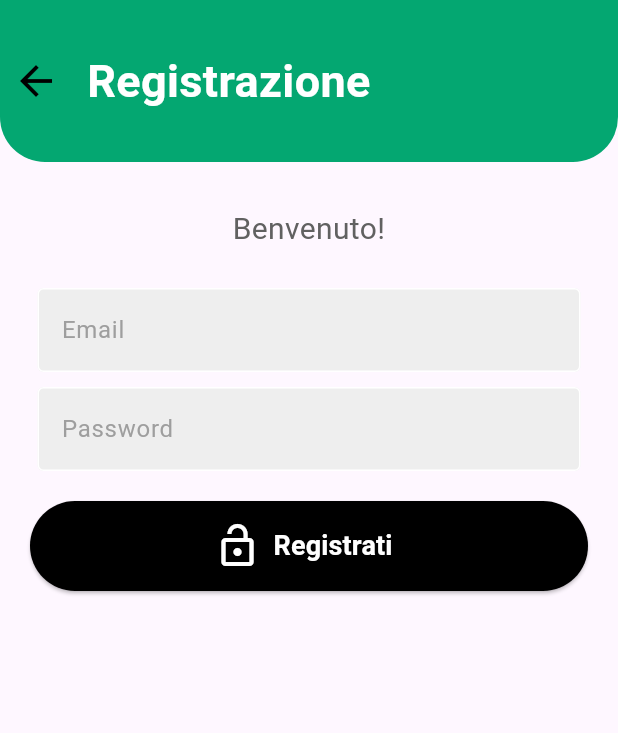
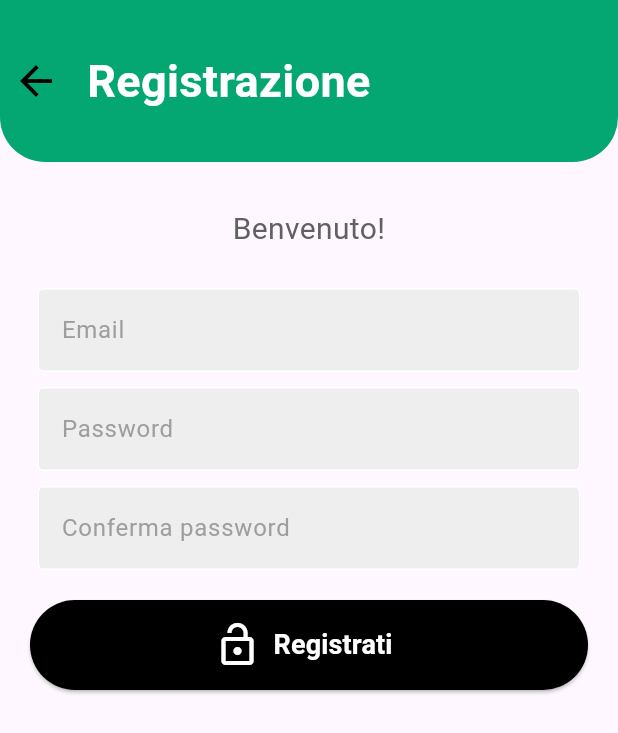
Before and after one commit to umberto-bianchin/app-pizzeria, a Flutter app: the screen it shows after launch, item 4 of the bottom bar chosen, after a tap on "Registrati ora", on a phone screen of 412 x 824 dp. Shown: the top 733 px of the screen. Run offline on Flutter 3.47's test engine with Material 2 defaults, Android fonts, the phone set to English and light mode, and no system bars; our stand-ins replace email_validator, firebase_auth, firebase_core, google_maps_flutter; accounts and stored records are empty; Roboto replaces fonts that are missing (Gilroy); statements that could not run were skipped.

Commit message:
confirm password

```diff
--- a/lib/screen/auth.dart
+++ b/lib/screen/auth.dart
@@ -386,7 +386,9 @@ Widget textField(controller, final String hintText, final bool obscureText) {
   return Padding(
     padding: const EdgeInsets.symmetric(horizontal: 25.0),
     child: TextFormField(
-      keyboardType: TextInputType.emailAddress,
+      keyboardType:
+          obscureText ? TextInputType.emailAddress : TextInputType.text,
+      autocorrect: false,
       controller: controller,
       obscureText: obscureText,
       autovalidateMode: AutovalidateMode.onUserInteraction,
--- a/lib/screen/registration.dart
+++ b/lib/screen/registration.dart
@@ -14,6 +14,8 @@ class RegistrationScreen extends StatefulWidget {
 class _RegistrationScreenState extends State<RegistrationScreen> {
   final emailController = TextEditingController();
   final passwordController = TextEditingController();
+  final validatePasswordController = TextEditingController();
+
   final formKey = GlobalKey<FormState>();
 
   @override
@@ -97,6 +99,35 @@ class _RegistrationScreenState extends State<RegistrationScreen> {
                       passwordController,
                       'Password',
                       true,
+                    ),
+                    const SizedBox(height: 10),
+
+                    Padding(
+                      padding: const EdgeInsets.symmetric(horizontal: 25.0),
+                      child: TextFormField(
+                        controller: validatePasswordController,
+                        autocorrect: false,
+                        obscureText: true,
+                        autovalidateMode: AutovalidateMode.onUserInteraction,
+                        validator: (value) {
+                          if (value != passwordController.text) {
+                            return 'Password incorretta';
+                          }
+                          return null;
+                        },
+                        decoration: InputDecoration(
+                            enabledBorder: const OutlineInputBorder(
+                              borderSide: BorderSide(color: Colors.white),
+                            ),
+                            focusedBorder: OutlineInputBorder(
+                              borderSide:
+                                  BorderSide(color: Colors.grey.shade400),
+                            ),
+                            fillColor: Colors.grey.shade200,
+                            filled: true,
+                            hintText: 'Conferma password',
+                            hintStyle: TextStyle(color: Colors.grey[500])),
+                      ),
                     ),
 
                     const SizedBox(height: 20),
@@ -191,11 +222,17 @@ String? validatePassword(String? password) {
   }
 }
 
+bool isPasswordCorrect(String? password, String? confirmPassword) {
+  return password == confirmPassword;
+}
+
 Widget textField(controller, final String hintText, final bool obscureText) {
   return Padding(
     padding: const EdgeInsets.symmetric(horizontal: 25.0),
     child: TextFormField(
-      keyboardType: TextInputType.emailAddress,
+      keyboardType:
+          obscureText ? TextInputType.emailAddress : TextInputType.text,
+      autocorrect: false,
       controller: controller,
       obscureText: obscureText,
       autovalidateMode: AutovalidateMode.onUserInteraction,
```
